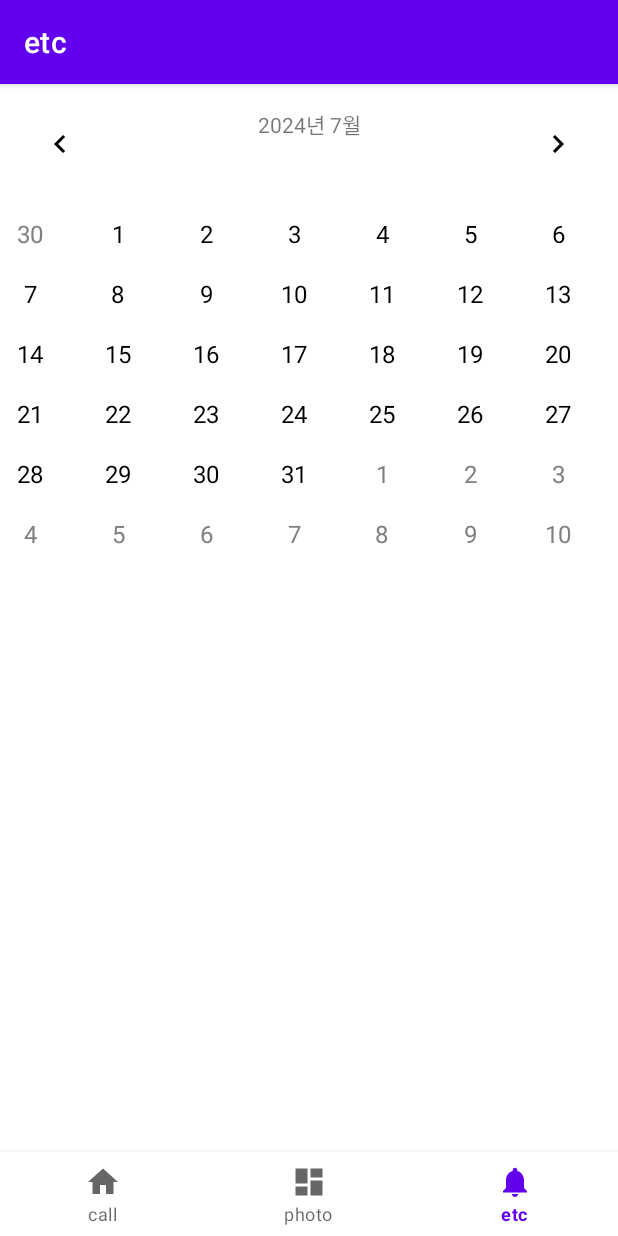
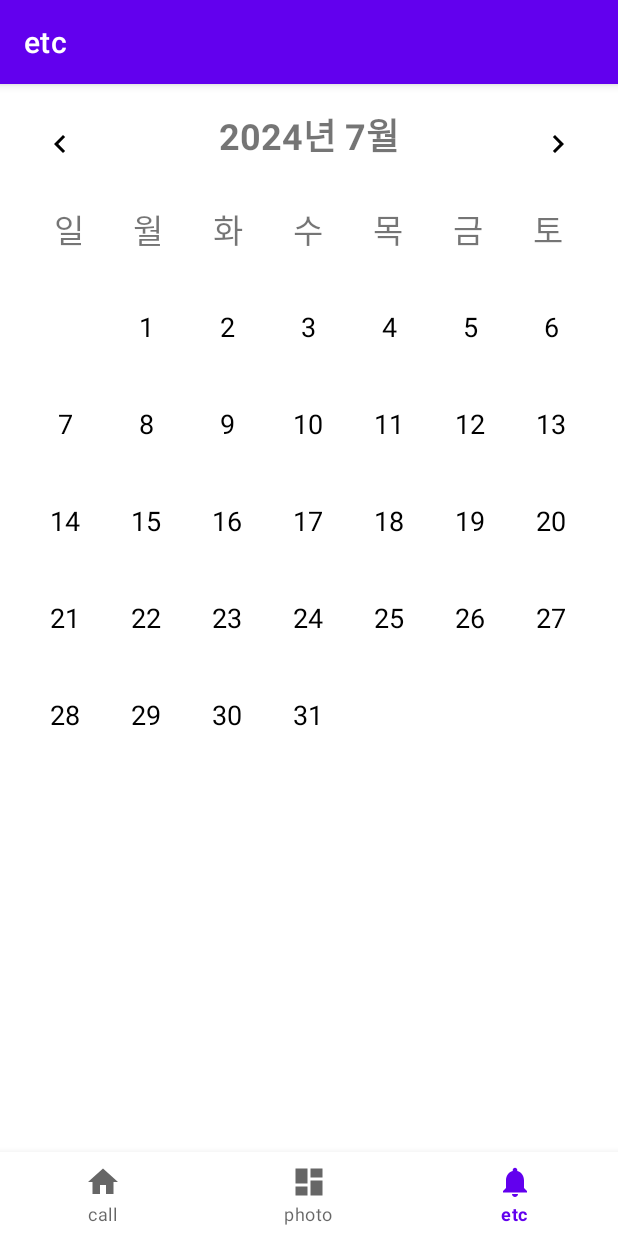
Before and after one commit to minzero31/MadCamp-1week-Android, an Android app: the NotificationsFragment screen opened through its navigation route, on a phone screen of 412 x 824 dp. Run offline under Robolectric (Android 15) with nearby library versions, the phone set to English and light mode, and no system bars; our stand-ins replace navigation-ui; 4 statements that could not run were skipped.

Commit message:
"3rd Tab Calendar view 위치 조정 완료"

```diff
--- a/app/src/main/java/com/example/a3tabtest/ui/notifications/CalendarAdapter.kt
+++ b/app/src/main/java/com/example/a3tabtest/ui/notifications/CalendarAdapter.kt
@@ -6,13 +6,14 @@ import android.view.View
 import android.view.ViewGroup
 import android.widget.BaseAdapter
 import android.widget.TextView
+import androidx.core.content.ContextCompat
 import com.example.a3tabtest.R
 import java.text.SimpleDateFormat
 import java.util.*
 
 class CalendarAdapter(
     private val context: Context,
-    private val dates: List<Date>,
+    private val dates: List<Date?>, // Date 배열에 null을 허용하여 비어 있는 셀을 나타냄
     private val currentDate: Date
 ) : BaseAdapter() {
 
@@ -22,7 +23,7 @@ class CalendarAdapter(
 
     override fun getCount(): Int = dates.size
 
-    override fun getItem(position: Int): Any = dates[position]
+    override fun getItem(position: Int): Any? = dates[position]
 
     override fun getItemId(position: Int): Long = position.toLong()
 
@@ -32,13 +33,21 @@ class CalendarAdapter(
 
         val date = dates[position]
         val dayText = view.findViewById<TextView>(R.id.dayText)
-        dayText.text = dateFormat.format(date)
 
-        val dateMonth = monthFormat.format(date)
-        if (dateMonth != currentMonth) {
-            dayText.setTextColor(context.resources.getColor(R.color.gray, null))
+        if (date != null) {
+            dayText.text = dateFormat.format(date)
+
+            val dateMonth = monthFormat.format(date)
+            if (dateMonth != currentMonth) {
+                dayText.setTextColor(ContextCompat.getColor(context, R.color.greyed_out))
+            } else {
+                dayText.setTextColor(ContextCompat.getColor(context, android.R.color.black))
+            }
+
+            view.visibility = View.VISIBLE // 현재 달의 날짜인 경우 보이도록 설정
         } else {
-            dayText.setTextColor(context.resources.getColor(R.color.black, null))
+            dayText.text = ""
+            view.visibility = View.INVISIBLE // 비어 있는 셀은 숨김
         }
 
         return view
--- a/app/src/main/java/com/example/a3tabtest/ui/notifications/NotificationsFragment.kt
+++ b/app/src/main/java/com/example/a3tabtest/ui/notifications/NotificationsFragment.kt
@@ -6,6 +6,7 @@ import android.view.View
 import android.view.ViewGroup
 import android.widget.GridView
 import android.widget.ImageButton
+import android.widget.LinearLayout
 import android.widget.TextView
 import androidx.fragment.app.Fragment
 import com.example.a3tabtest.R
@@ -18,6 +19,7 @@ class NotificationsFragment : Fragment() {
     private lateinit var currentMonthYear: TextView
     private lateinit var prevMonthButton: ImageButton
     private lateinit var nextMonthButton: ImageButton
+    private lateinit var weekdayHeader: LinearLayout
     private var calendar = Calendar.getInstance()
     private val dateFormat = SimpleDateFormat("yyyy년 M월", Locale.KOREAN)
 
@@ -30,6 +32,13 @@ class NotificationsFragment : Fragment() {
         currentMonthYear = root.findViewById(R.id.currentMonthYear)
         prevMonthButton = root.findViewById(R.id.prevMonthButton)
         nextMonthButton = root.findViewById(R.id.nextMonthButton)
+        weekdayHeader = root.findViewById(R.id.weekdayHeader)
+
+        // 요일 초기화 (필요할 경우)
+        val weekdays = arrayOf("일", "월", "화", "수", "목", "금", "토")
+        for (i in 0 until weekdayHeader.childCount) {
+            (weekdayHeader.getChildAt(i) as TextView).text = weekdays[i]
+        }
 
         updateCalendar()
 
@@ -48,14 +57,18 @@ class NotificationsFragment : Fragment() {
 
     private fun updateCalendar() {
         currentMonthYear.text = dateFormat.format(calendar.time)
-        val days = ArrayList<Date>()
+        val days = ArrayList<Date?>()
         val monthCalendar = calendar.clone() as Calendar
         monthCalendar.set(Calendar.DAY_OF_MONTH, 1)
         val firstDayOfMonth = monthCalendar.get(Calendar.DAY_OF_WEEK) - 1
         monthCalendar.add(Calendar.DAY_OF_MONTH, -firstDayOfMonth)
 
         while (days.size < 42) {
-            days.add(monthCalendar.time)
+            if (monthCalendar.get(Calendar.MONTH) == calendar.get(Calendar.MONTH)) {
+                days.add(monthCalendar.time)
+            } else {
+                days.add(null)
+            }
             monthCalendar.add(Calendar.DAY_OF_MONTH, 1)
         }
 
--- a/app/src/main/res/layout/calendar_day.xml
+++ b/app/src/main/res/layout/calendar_day.xml
@@ -1,9 +1,17 @@
-<TextView xmlns:android="http://schemas.android.com/apk/res/android"
-    android:id="@+id/dayText"
-    android:layout_width="40dp"
-    android:layout_height="40dp"
+<?xml version="1.0" encoding="utf-8"?>
+<LinearLayout xmlns:android="http://schemas.android.com/apk/res/android"
+    android:layout_width="match_parent"
+    android:layout_height="match_parent"
     android:gravity="center"
-    android:textSize="16sp"
-    android:textColor="@color/black"
-    android:background="?android:attr/selectableItemBackground"
-    android:padding="8dp" />
+    android:orientation="vertical"
+    android:padding="4dp"> <!-- 간격 조정을 위해 패딩 추가 -->
+
+    <TextView
+        android:id="@+id/dayText"
+        android:layout_width="wrap_content"
+        android:layout_height="wrap_content"
+        android:textSize="18dp"
+        android:gravity="center"
+        android:layout_marginTop="12dp"
+        android:layout_marginBottom="20dp"/>
+</LinearLayout>
--- a/app/src/main/res/layout/fragment_notifications.xml
+++ b/app/src/main/res/layout/fragment_notifications.xml
@@ -18,16 +18,6 @@
         app:layout_constraintStart_toStartOf="parent"
         app:layout_constraintTop_toTopOf="parent" />
 
-    <TextView
-        android:id="@+id/currentMonthYear"
-        android:layout_width="wrap_content"
-        android:layout_height="wrap_content"
-        android:text="Month Year"
-        app:layout_constraintTop_toTopOf="parent"
-        app:layout_constraintStart_toStartOf="parent"
-        app:layout_constraintEnd_toEndOf="parent"
-        android:layout_marginTop="16dp"/>
-
     <ImageButton
         android:id="@+id/nextMonthButton"
         android:layout_width="48dp"
@@ -40,18 +30,101 @@
         app:layout_constraintEnd_toEndOf="parent"
         app:layout_constraintTop_toTopOf="parent" />
 
+    <TextView
+        android:id="@+id/currentMonthYear"
+        android:layout_width="wrap_content"
+        android:layout_height="wrap_content"
+        android:text="Month Year"
+        app:layout_constraintTop_toTopOf="parent"
+        app:layout_constraintStart_toStartOf="parent"
+        app:layout_constraintEnd_toEndOf="parent"
+        android:layout_marginTop="16dp"
+        android:textSize="24sp"
+        android:textStyle="bold"/>
+
+
+    <LinearLayout
+        android:id="@+id/weekdayHeader"
+        android:layout_width="0dp"
+        android:layout_height="wrap_content"
+        android:orientation="horizontal"
+        app:layout_constraintTop_toBottomOf="@id/currentMonthYear"
+        app:layout_constraintStart_toStartOf="parent"
+        app:layout_constraintEnd_toEndOf="parent"
+        android:layout_marginTop="28dp"
+        android:paddingStart="20dp"
+        android:paddingEnd="20dp">
+
+        <TextView
+            android:layout_width="0dp"
+            android:layout_height="wrap_content"
+            android:layout_weight="1"
+            android:gravity="center"
+            android:text="일"
+            android:textSize="22sp" />
+
+        <TextView
+            android:layout_width="0dp"
+            android:layout_height="wrap_content"
+            android:layout_weight="1"
+            android:gravity="center"
+            android:text="월"
+            android:textSize="22sp" />
+
+        <TextView
+            android:layout_width="0dp"
+            android:layout_height="wrap_content"
+            android:layout_weight="1"
+            android:gravity="center"
+            android:text="화"
+            android:textSize="22sp" />
+
+        <TextView
+            android:layout_width="0dp"
+            android:layout_height="wrap_content"
+            android:layout_weight="1"
+            android:gravity="center"
+            android:text="수"
+            android:textSize="22sp" />
+
+        <TextView
+            android:layout_width="0dp"
+            android:layout_height="wrap_content"
+            android:layout_weight="1"
+            android:gravity="center"
+            android:text="목"
+            android:textSize="22sp" />
+
+        <TextView
+            android:layout_width="0dp"
+            android:layout_height="wrap_content"
+            android:layout_weight="1"
+            android:gravity="center"
+            android:text="금"
+            android:textSize="22sp"/>
+
+        <TextView
+            android:layout_width="0dp"
+            android:layout_height="wrap_content"
+            android:layout_weight="1"
+            android:gravity="center"
+            android:text="토"
+            android:textSize="22sp" />
+    </LinearLayout>
+
     <GridView
         android:id="@+id/calendarGridView"
         android:layout_width="0dp"
         android:layout_height="0dp"
         android:numColumns="7"
-        android:layout_marginTop="16dp"
-        app:layout_constraintTop_toBottomOf="@+id/prevMonthButton"
+        android:layout_marginTop="20dp"
+        android:horizontalSpacing="15dp"
+        android:layout_marginEnd="24dp"
+        android:layout_marginStart="24dp"
+        app:layout_constraintTop_toBottomOf="@+id/weekdayHeader"
         app:layout_constraintBottom_toBottomOf="parent"
         app:layout_constraintStart_toStartOf="parent"
-        app:layout_constraintEnd_toEndOf="parent" />
-
-
-
+        app:layout_constraintEnd_toEndOf="parent"
+        />
 
 </androidx.constraintlayout.widget.ConstraintLayout>
--- a/app/src/main/res/values/colors.xml
+++ b/app/src/main/res/values/colors.xml
@@ -8,4 +8,5 @@
     <color name="black">#FF000000</color>
     <color name="white">#FFFFFFFF</color>
     <color name="gray">#808080</color>
+    <color name="greyed_out">#A9A9A9</color>
 </resources>
```
